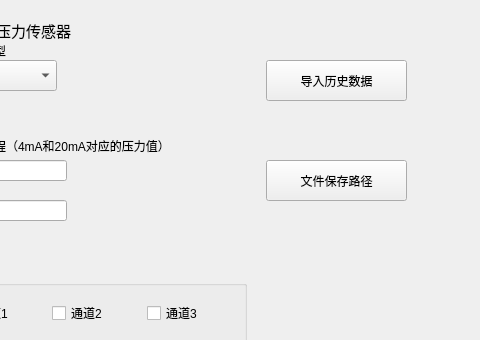
First picture: the form in ui_param/paramwin_pressuresensor.ui, repository Dirck-YHP/Proj_sensor_detect, before the edit; both pictures show x 104 to 584 and y 0 to 340 of the 584 by 553 pixel window.
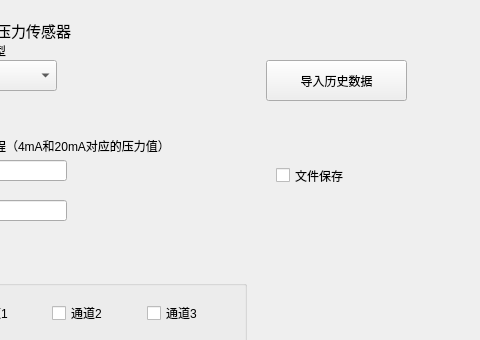
Second picture: the form after the edit.

Commit message: 初步添加文件保存

The edit to the form file:
```diff
--- a/ui_param/paramwin_pressuresensor.ui
+++ b/ui_param/paramwin_pressuresensor.ui
@@ -70,19 +70,6 @@
     <string>退出</string>
    </property>
   </widget>
-  <widget class="QPushButton" name="btn_file_dir">
-   <property name="geometry">
-    <rect>
-     <x>370</x>
-     <y>160</y>
-     <width>141</width>
-     <height>41</height>
-    </rect>
-   </property>
-   <property name="text">
-    <string>文件保存路径</string>
-   </property>
-  </widget>
   <widget class="QLineEdit" name="lineE_4mA">
    <property name="geometry">
     <rect>
@@ -280,6 +267,19 @@
     </item>
    </layout>
   </widget>
+  <widget class="QCheckBox" name="cBox_file_save">
+   <property name="geometry">
+    <rect>
+     <x>380</x>
+     <y>160</y>
+     <width>111</width>
+     <height>31</height>
+    </rect>
+   </property>
+   <property name="text">
+    <string>文件保存</string>
+   </property>
+  </widget>
  </widget>
  <resources/>
  <connections/>
```
The commit also changes 8 other files.
